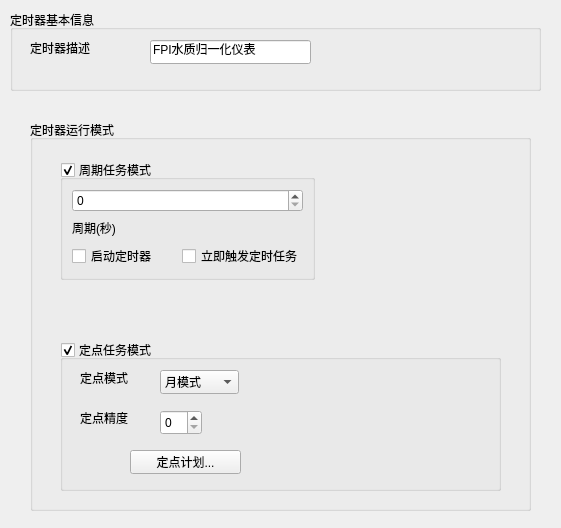
Old version of the form src/config_ui/qt/src/config/ui/device/params_config/timer/dv_pc_timer.ui in the repository eth-from-zero/qzy-environmental-monitoring.
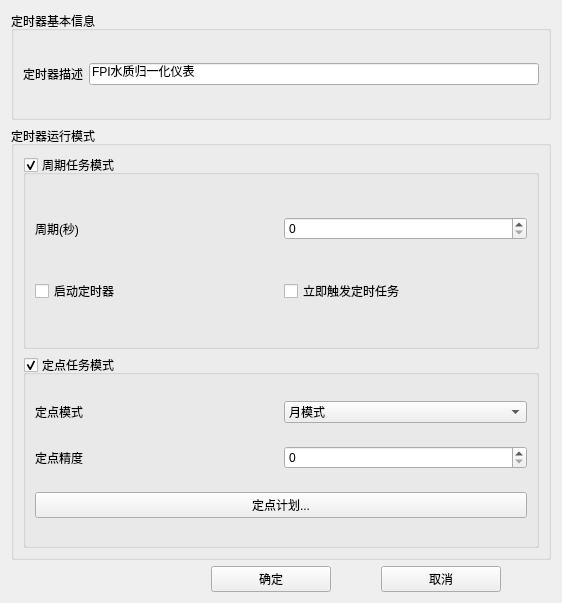
New version of the form.

Patch:
```diff
--- a/src/config_ui/qt/src/config/ui/device/params_config/timer/dv_pc_timer.ui
+++ b/src/config_ui/qt/src/config/ui/device/params_config/timer/dv_pc_timer.ui
@@ -6,73 +6,45 @@
    <rect>
     <x>0</x>
     <y>0</y>
-    <width>561</width>
-    <height>528</height>
+    <width>562</width>
+    <height>603</height>
    </rect>
   </property>
   <property name="windowTitle">
    <string>Form</string>
   </property>
+  <layout class="QVBoxLayout" name="verticalLayout_3" stretch="1,4,1">
+   <item>
   <widget class="QGroupBox" name="groupBox">
-   <property name="geometry">
-    <rect>
-     <x>10</x>
-     <y>10</y>
-     <width>531</width>
-     <height>81</height>
-    </rect>
-   </property>
    <property name="title">
     <string>定时器基本信息</string>
    </property>
+     <layout class="QHBoxLayout" name="horizontalLayout_6">
+      <item>
    <widget class="QLabel" name="label">
-    <property name="geometry">
-     <rect>
-      <x>20</x>
-      <y>30</y>
-      <width>81</width>
-      <height>16</height>
-     </rect>
-    </property>
     <property name="text">
      <string>定时器描述</string>
     </property>
    </widget>
+      </item>
+      <item>
    <widget class="QLineEdit" name="lineEdit">
-    <property name="geometry">
-     <rect>
-      <x>140</x>
-      <y>30</y>
-      <width>161</width>
-      <height>24</height>
-     </rect>
-    </property>
     <property name="text">
      <string>FPI水质归一化仪表</string>
     </property>
    </widget>
-  </widget>
+      </item>
+     </layout>
+    </widget>
+   </item>
+   <item>
   <widget class="QGroupBox" name="groupBox_2">
-   <property name="geometry">
-    <rect>
-     <x>30</x>
-     <y>120</y>
-     <width>501</width>
-     <height>391</height>
-    </rect>
-   </property>
    <property name="title">
     <string>定时器运行模式</string>
    </property>
+     <layout class="QVBoxLayout" name="verticalLayout_4">
+      <item>
    <widget class="QGroupBox" name="groupBox_3">
-    <property name="geometry">
-     <rect>
-      <x>30</x>
-      <y>40</y>
-      <width>255</width>
-      <height>120</height>
-     </rect>
-    </property>
     <property name="title">
      <string>周期任务模式</string>
     </property>
@@ -81,8 +53,7 @@
     </property>
     <layout class="QVBoxLayout" name="verticalLayout">
      <item>
-      <widget class="QSpinBox" name="spinBox"/>
-     </item>
+          <layout class="QHBoxLayout" name="horizontalLayout_2">
      <item>
       <widget class="QLabel" name="label_2">
        <property name="text">
@@ -91,6 +62,11 @@
       </widget>
      </item>
      <item>
+            <widget class="QSpinBox" name="spinBox"/>
+           </item>
+          </layout>
+         </item>
+         <item>
       <layout class="QHBoxLayout" name="horizontalLayout">
        <item>
         <widget class="QCheckBox" name="checkBox">
@@ -110,43 +86,27 @@
      </item>
     </layout>
    </widget>
+      </item>
+      <item>
    <widget class="QGroupBox" name="groupBox_4">
-    <property name="geometry">
-     <rect>
-      <x>30</x>
-      <y>220</y>
-      <width>441</width>
-      <height>151</height>
-     </rect>
-    </property>
     <property name="title">
      <string>定点任务模式</string>
     </property>
     <property name="checkable">
      <bool>true</bool>
     </property>
+        <layout class="QVBoxLayout" name="verticalLayout_2">
+         <item>
+          <layout class="QHBoxLayout" name="horizontalLayout_3">
+           <item>
     <widget class="QLabel" name="label_3">
-     <property name="geometry">
-      <rect>
-       <x>20</x>
-       <y>30</y>
-       <width>61</width>
-       <height>16</height>
-      </rect>
-     </property>
      <property name="text">
       <string>定点模式</string>
      </property>
     </widget>
+           </item>
+           <item>
     <widget class="QComboBox" name="comboBox">
-     <property name="geometry">
-      <rect>
-       <x>100</x>
-       <y>30</y>
-       <width>79</width>
-       <height>24</height>
-      </rect>
-     </property>
      <item>
       <property name="text">
        <string>月模式</string>
@@ -158,44 +118,64 @@
       </property>
      </item>
     </widget>
+           </item>
+          </layout>
+         </item>
+         <item>
+          <layout class="QHBoxLayout" name="horizontalLayout_4">
+           <item>
     <widget class="QLabel" name="label_4">
-     <property name="geometry">
-      <rect>
-       <x>20</x>
-       <y>70</y>
-       <width>61</width>
-       <height>16</height>
-      </rect>
-     </property>
      <property name="text">
       <string>定点精度</string>
      </property>
     </widget>
-    <widget class="QSpinBox" name="spinBox_2">
-     <property name="geometry">
-      <rect>
-       <x>100</x>
-       <y>70</y>
-       <width>42</width>
-       <height>25</height>
-      </rect>
-     </property>
-    </widget>
+           </item>
+           <item>
+            <widget class="QSpinBox" name="spinBox_2"/>
+           </item>
+          </layout>
+         </item>
+         <item>
     <widget class="QPushButton" name="pushButton">
-     <property name="geometry">
-      <rect>
-       <x>70</x>
-       <y>110</y>
-       <width>111</width>
-       <height>24</height>
-      </rect>
-     </property>
      <property name="text">
       <string>定点计划...</string>
      </property>
     </widget>
-   </widget>
-  </widget>
+         </item>
+        </layout>
+       </widget>
+      </item>
+     </layout>
+    </widget>
+   </item>
+   <item>
+    <layout class="QHBoxLayout" name="horizontalLayout_5">
+     <property name="spacing">
+      <number>50</number>
+     </property>
+     <property name="leftMargin">
+      <number>200</number>
+     </property>
+     <property name="rightMargin">
+      <number>50</number>
+     </property>
+     <item>
+      <widget class="QPushButton" name="pushButton_2">
+       <property name="text">
+        <string>确定</string>
+       </property>
+      </widget>
+     </item>
+     <item>
+      <widget class="QPushButton" name="pushButton_3">
+       <property name="text">
+        <string>取消</string>
+       </property>
+      </widget>
+     </item>
+    </layout>
+   </item>
+  </layout>
  </widget>
  <resources/>
  <connections/>
```
Lines whose indentation alone changed are shown as unchanged.
